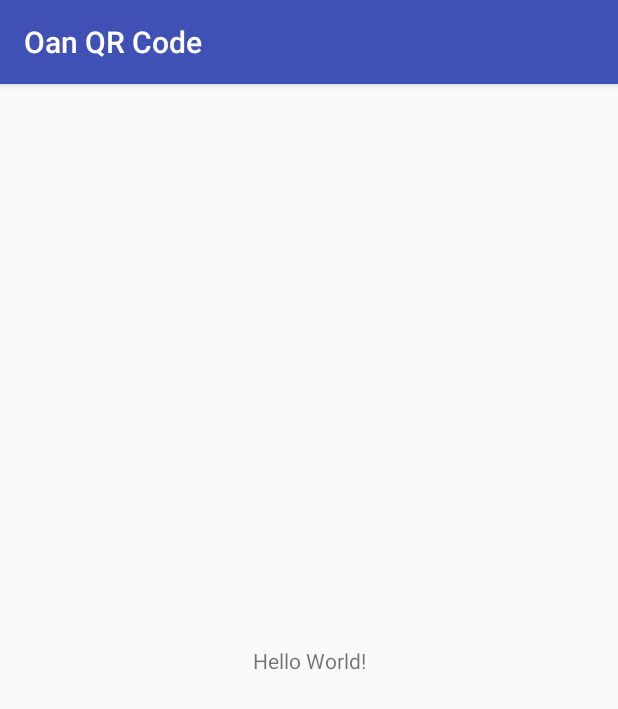
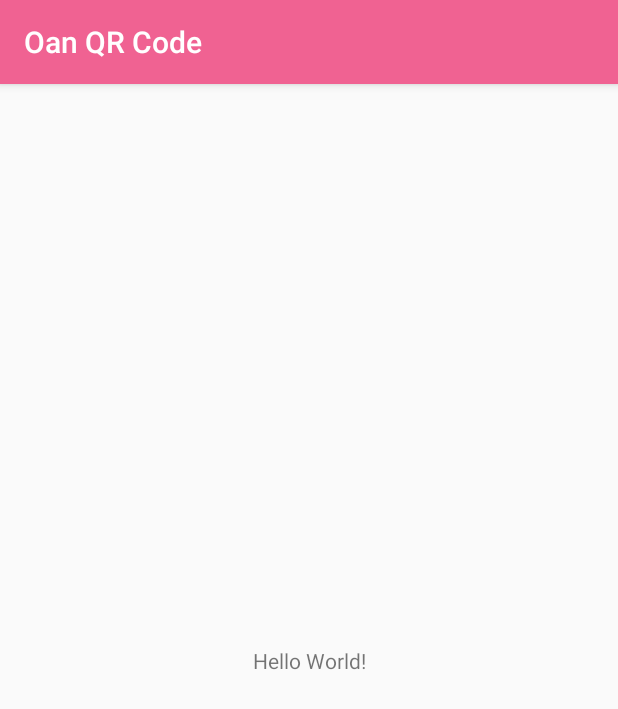
Before and after one commit to prawitn422/OanQRCode, an Android app: the screen it shows after launch (MainActivity), on a phone screen of 412 x 824 dp. Shown: the top 709 px of the screen. Run offline under Robolectric (Android 15) with nearby library versions, the phone set to English and light mode, and no system bars.

Commit message:
Change Color

```diff
--- a/app/src/main/res/values/colors.xml
+++ b/app/src/main/res/values/colors.xml
@@ -1,6 +1,6 @@
 <?xml version="1.0" encoding="utf-8"?>
 <resources>
-    <color name="colorPrimary">#3F51B5</color>
-    <color name="colorPrimaryDark">#303F9F</color>
-    <color name="colorAccent">#FF4081</color>
+    <color name="colorPrimary">#f06292</color>
+    <color name="colorPrimaryDark">#ba2d65</color>
+    <color name="colorAccent">#ff94c2</color>
 </resources>
```
